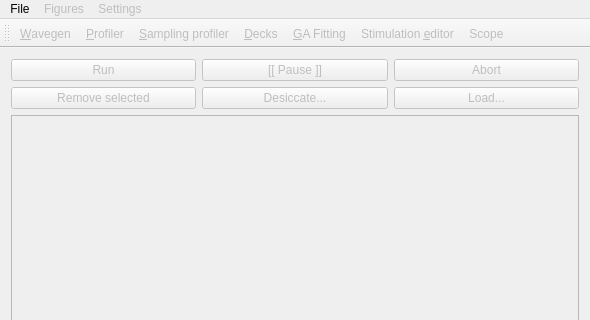
CompEphys-team/rtdo, file src/gui/mainwindow.ui: the form before one commit; both pictures show x 0 to 590 and y 0 to 320 of the 590 by 600 pixel window.
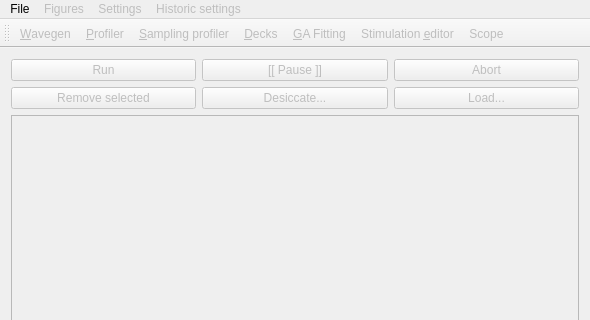
The form after the commit.

Commit message: View historic settings from the MainWindow log

Patch:
```diff
--- a/src/gui/mainwindow.ui
+++ b/src/gui/mainwindow.ui
@@ -146,9 +146,23 @@
     <addaction name="separator"/>
     <addaction name="actionCrossload_from_other_session"/>
    </widget>
+   <widget class="QMenu" name="menuHistoric_settings">
+    <property name="enabled">
+     <bool>false</bool>
+    </property>
+    <property name="title">
+     <string>Historic settings</string>
+    </property>
+    <addaction name="actionWavegenData_2"/>
+    <addaction name="actionStimulationData_2"/>
+    <addaction name="actionRunData_2"/>
+    <addaction name="actionDAQData_2"/>
+    <addaction name="actionGA_Fitter_2"/>
+   </widget>
    <addaction name="menuFile"/>
    <addaction name="menuFigures"/>
    <addaction name="menuSettings"/>
+   <addaction name="menuHistoric_settings"/>
   </widget>
   <widget class="QToolBar" name="mainToolBar">
    <property name="enabled">
```
Left out of the diff: 25 changed lines with no effect on the pictures. The commit also changes 2 other files.
